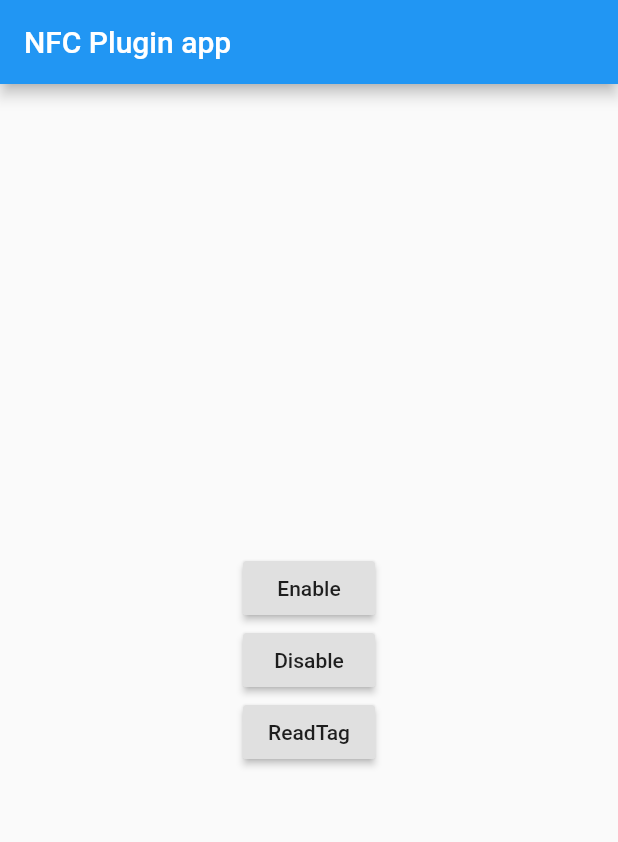
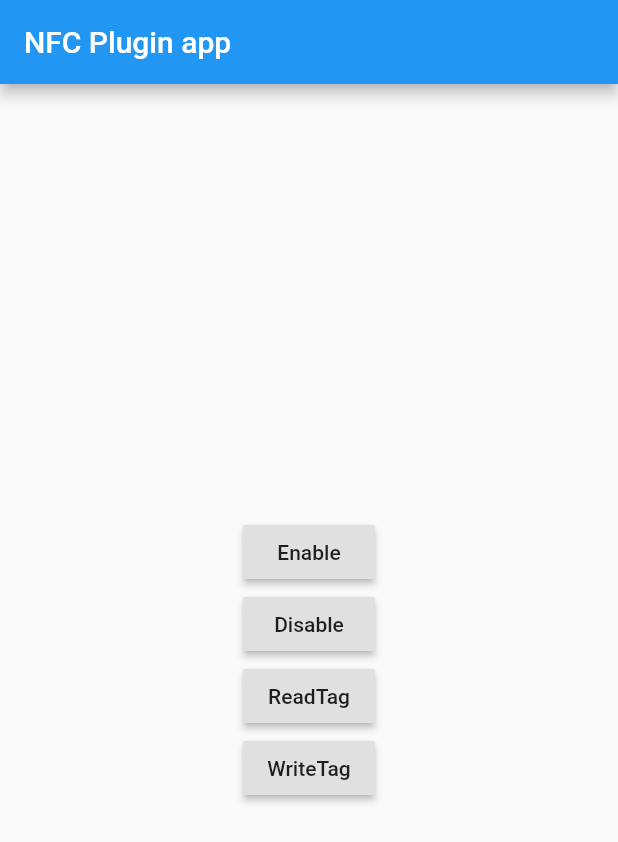
Before and after one commit to tuuzed/flutter_nfc_plugin, a Flutter app: the screen it shows after launch, on a phone screen of 412 x 824 dp. Shown: the top 842 px of the screen. Run offline on Flutter 3.47's test engine with Material 2 defaults, Android fonts, the phone set to English and light mode, and no system bars.

Commit message:
修改代码

```diff
--- a/example/lib/main.dart
+++ b/example/lib/main.dart
@@ -7,15 +7,28 @@ void log(String msg) => debugPrint(msg);
 
 class App extends StatelessWidget {
   App() {
-    NfcPlugin.onTagDiscovered().listen((onData) {
+    NfcPlugin.onTagDiscovered().listen((onData) async {
       log("onTagDiscovered: type= ${onData.type}");
       log("onTagDiscovered: success= ${onData.success}");
-      log("onTagDiscovered: id= ${onData.id}");
+      log("onTagDiscovered: hexId= ${onData.hexId}");
       log("onTagDiscovered: techList= ${onData.techList}");
       if (onData.dataList != null) {
-        onData.dataList.forEach((it) {
-          log("onTagDiscovered: dataList] sector=${it.sector},block=${it.block},data=${it.data}");
-        });
+        onData.dataList.forEach((it) => log(
+            "onTagDiscovered: dataList] sector=${it.sector},block=${it.block},hexData=${it.hexData}"));
+      }
+      if (onData.success) {
+        switch (onData.type) {
+          case TagResultType.none:
+            break;
+          case TagResultType.foundTag:
+            break;
+          case TagResultType.readTag:
+            await NfcPlugin.cancel();
+            break;
+          case TagResultType.writeTag:
+            await NfcPlugin.cancel();
+            break;
+        }
       }
     });
   }
@@ -46,6 +59,18 @@ class App extends StatelessWidget {
     log("_readTag: rst=$rst");
   }
 
+  void _writeTag() async {
+    var rst = await NfcPlugin.writeTag(args: [
+      WriteTagArg(
+          sector: 1, block: 0, hexData: "AAAAAAAAAAAAAAAAAAAAAAAAAAAAAAAA"),
+      WriteTagArg(
+          sector: 1, block: 1, hexData: "BBBBBBBBBBBBBBBBBBBBBBBBBBBBBBBB"),
+      WriteTagArg(
+          sector: 1, block: 2, hexData: "CCCCCCCCCCCCCCCCCCCCCCCCCCCCCCCC"),
+    ]);
+    log("_writeTag: rst=$rst");
+  }
+
   @override
   Widget build(BuildContext context) {
     return MaterialApp(
@@ -58,9 +83,22 @@ class App extends StatelessWidget {
             mainAxisAlignment: MainAxisAlignment.center,
             crossAxisAlignment: CrossAxisAlignment.center,
             children: <Widget>[
-              RaisedButton(child: Text("Enable"), onPressed: () => _enable()),
-              RaisedButton(child: Text("Disable"), onPressed: () => _disable()),
-              RaisedButton(child: Text("ReadTag"), onPressed: () => _readTag()),
+              RaisedButton(
+                child: Text("Enable"),
+                onPressed: () => _enable(),
+              ),
+              RaisedButton(
+                child: Text("Disable"),
+                onPressed: () => _disable(),
+              ),
+              RaisedButton(
+                child: Text("ReadTag"),
+                onPressed: () => _readTag(),
+              ),
+              RaisedButton(
+                child: Text("WriteTag"),
+                onPressed: () => _writeTag(),
+              ),
             ],
           ),
         ),
--- a/lib/models.dart
+++ b/lib/models.dart
@@ -3,13 +3,13 @@ class ReadTagArg {
     this.sector,
     this.block,
     this.keyType = KeyType.keyA,
-    this.key = "FFFFFFFFFFFFFFFFFFFFFFFFFFFFFFFF",
+    this.hexKey = "FFFFFFFFFFFFFFFFFFFFFFFFFFFFFFFF",
   });
 
   int sector;
   int block;
   KeyType keyType;
-  String key;
+  String hexKey;
 
   Map<String, dynamic> toMap() {
     var kt = "keyA";
@@ -25,7 +25,7 @@ class ReadTagArg {
       "sector": sector,
       "block": block,
       "keyType": kt,
-      "key": key,
+      "hexKey": hexKey,
     };
   }
 }
@@ -34,16 +34,16 @@ class WriteTagArg {
   WriteTagArg({
     this.sector,
     this.block,
-    this.data = "00000000000000000000000000000000",
+    this.hexData = "00000000000000000000000000000000",
     this.keyType = KeyType.keyA,
-    this.key = "FFFFFFFFFFFFFFFFFFFFFFFFFFFFFFFF",
+    this.hexKey = "FFFFFFFFFFFFFFFFFFFFFFFFFFFFFFFF",
   });
 
   int sector;
   int block;
-  String data;
+  String hexData;
   KeyType keyType;
-  String key;
+  String hexKey;
 
   Map<String, dynamic> toMap() {
     var kt = "keyA";
@@ -58,26 +58,26 @@ class WriteTagArg {
     return {
       "sector": sector,
       "block": block,
-      "data": data,
+      "hexData": hexData,
       "keyType": kt,
-      "key": key,
+      "hexKey": hexKey,
     };
   }
 }
 
 class TagResult {
-  TagResult({this.type, this.success, this.id, this.techList, this.dataList});
+  TagResult({this.type, this.success, this.hexId, this.techList, this.dataList});
 
   TagResultType type;
   bool success;
-  String id;
+  String hexId;
   List<String> techList;
   List<TagResultData> dataList;
 
   factory TagResult.formMap(map) {
     var rst = TagResult(
       success: map["success"],
-      id: map["id"],
+      hexId: map["hexId"],
       techList: map["techList"].split(","),
     );
     switch (map["type"]) {
@@ -103,17 +103,17 @@ class TagResult {
 }
 
 class TagResultData {
-  TagResultData({this.sector, this.block, this.data});
+  TagResultData({this.sector, this.block, this.hexData});
 
   int sector;
   int block;
-  String data;
+  String hexData;
 
   factory TagResultData.formMap(map) {
     return TagResultData(
       sector: map["sector"],
       block: map["block"],
-      data: map["data"],
+      hexData: map["hexData"],
     );
   }
 }
--- a/lib/nfc_plugin.dart
+++ b/lib/nfc_plugin.dart
@@ -6,7 +6,7 @@ import './models.dart';
 
 export './models.dart';
 
-/// NFC插件,支持ISO14443规格标签读写
+/// NFC插件,支持ISO14443A规格标签读写
 class NfcPlugin {
   static const _CHANNEL_PREFIX = "com.tuuzed.flutternfcplugin";
   static const _METHOD_CHANNEL_NAME = "$_CHANNEL_PREFIX/MethodChannel";
--- a/pubspec.yaml
+++ b/pubspec.yaml
@@ -1,8 +1,8 @@
 name: nfc_plugin
 description: A Flutter Nfc plugin.
 version: 0.0.1
-author:
-homepage:
+author: tuuzed <liuyonghui.job@gmail.com>
+homepage: https://github.com/tuuzed/nfc_plugin
 
 environment:
   sdk: ">=2.1.0 <3.0.0"
```
Also changed, not shown: 3 other files.
